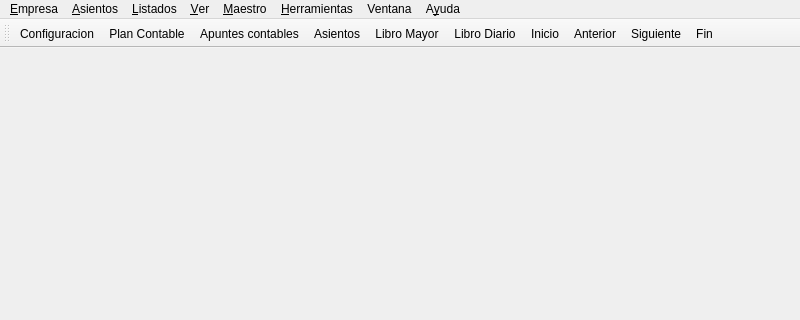
Above: bulmages/bulmacont/src/bcbulmacontbase.ui from eboladev/Bulmages-1 before the change; both pictures show x 0 to 800 and y 0 to 320 of the 800 by 600 pixel window. Below: the same form after it.
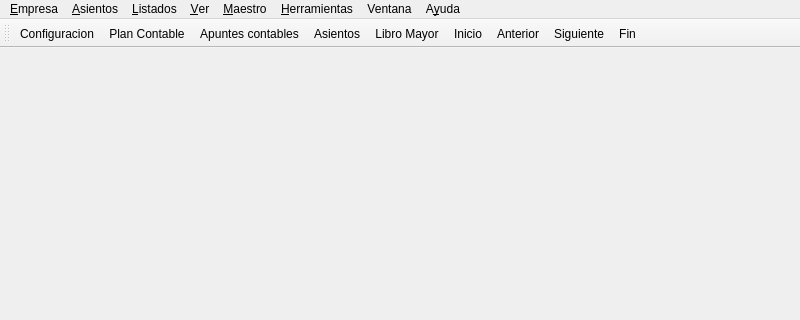
That is the form after the change. Icons and pictures are not drawn.

Commit message: Saco el libro diario de bulmacont como pluginbc_diario

```diff
--- a/bulmages/bulmacont/src/bcbulmacontbase.ui
+++ b/bulmages/bulmacont/src/bcbulmacontbase.ui
@@ -143,7 +143,6 @@
    <addaction name="actionApuntes_Contables"/>
    <addaction name="actionAsientos"/>
    <addaction name="actionLibro_Mayor"/>
-   <addaction name="actionLibro_Diario"/>
    <addaction name="actionInicio"/>
    <addaction name="actionAnterior"/>
    <addaction name="actionSiguiente"/>
@@ -254,15 +253,6 @@
     <string>Libro &amp;Mayor</string>
    </property>
   </action>
-  <action name="actionLibro_Diario">
-   <property name="icon">
-    <iconset resource="../../bulmages.qrc">
-     <normaloff>:/Images/balance-sheet.png</normaloff>:/Images/balance-sheet.png</iconset>
-   </property>
-   <property name="text">
-    <string>Libro &amp;Diario</string>
-   </property>
-  </action>
   <action name="actionFormas_de_Pago">
    <property name="text">
     <string>Formas de &amp;pago</string>
```
Left out of the diff: 3 changed lines with no effect on the pictures. The commit also changes 32 other files.
